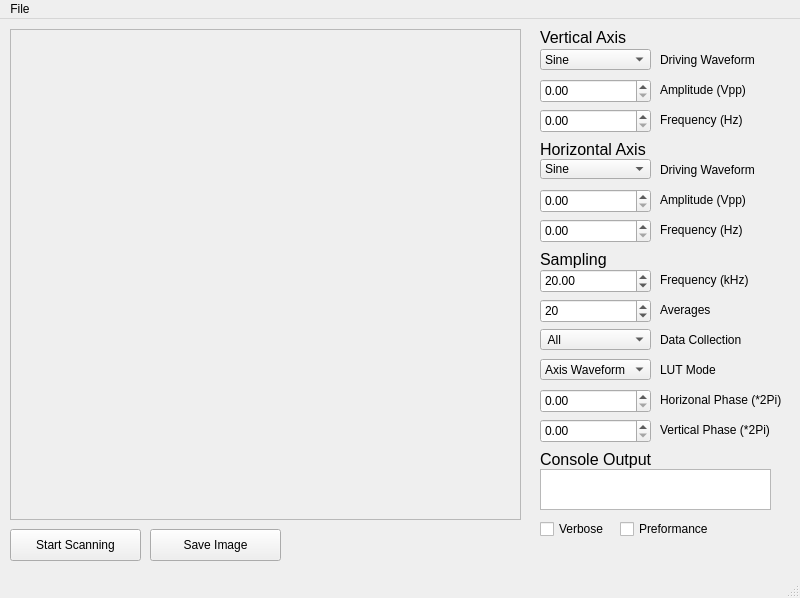
Eblanken/Prakash_AWESEM, file Version 2.0/QT Application v4/Testbench.ui: the form before one commit.
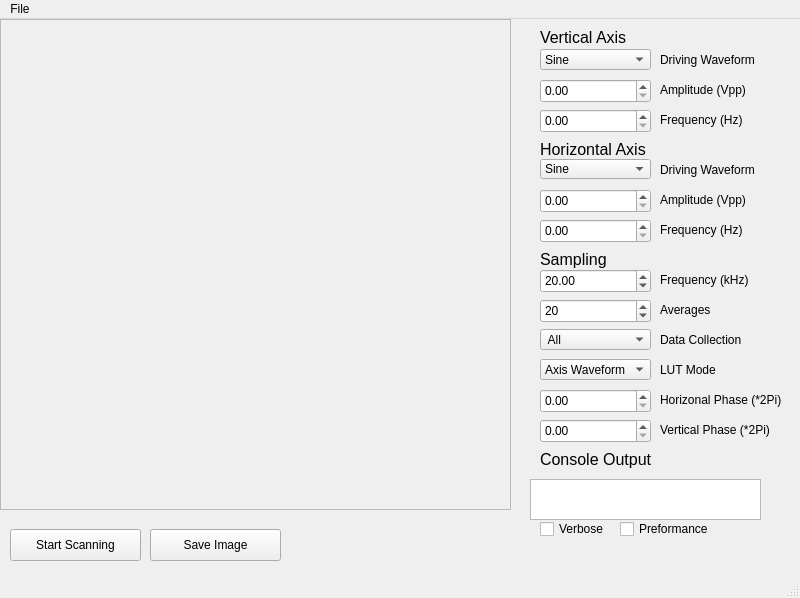
The form after the commit.

Commit message: [v2.4] Updated GUI with new sampling settings

```diff
--- a/Version 2.0/QT Application v4/Testbench.ui
+++ b/Version 2.0/QT Application v4/Testbench.ui
@@ -377,8 +377,8 @@
    <widget class="QTextEdit" name="Console_Output_TextBox">
     <property name="geometry">
      <rect>
-      <x>540</x>
-      <y>450</y>
+      <x>530</x>
+      <y>460</y>
       <width>231</width>
       <height>41</height>
      </rect>
@@ -431,8 +431,8 @@
    <widget class="QLabel" name="Plotter_Label">
     <property name="geometry">
      <rect>
-      <x>10</x>
-      <y>10</y>
+      <x>0</x>
+      <y>0</y>
       <width>511</width>
       <height>491</height>
      </rect>
```
